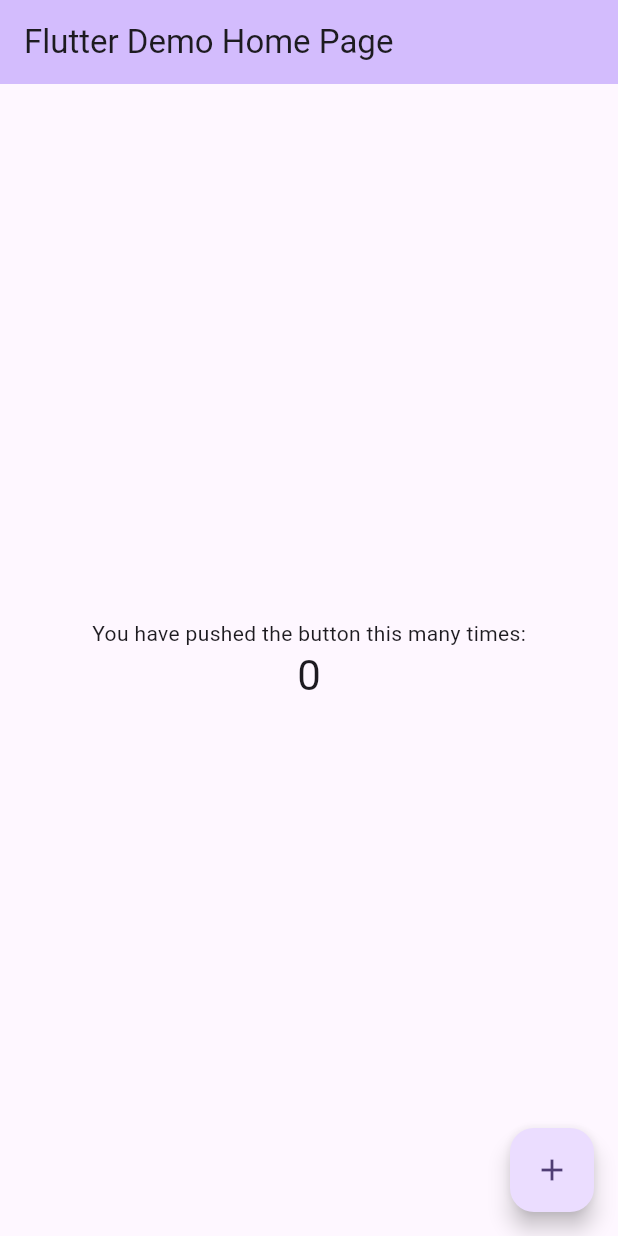
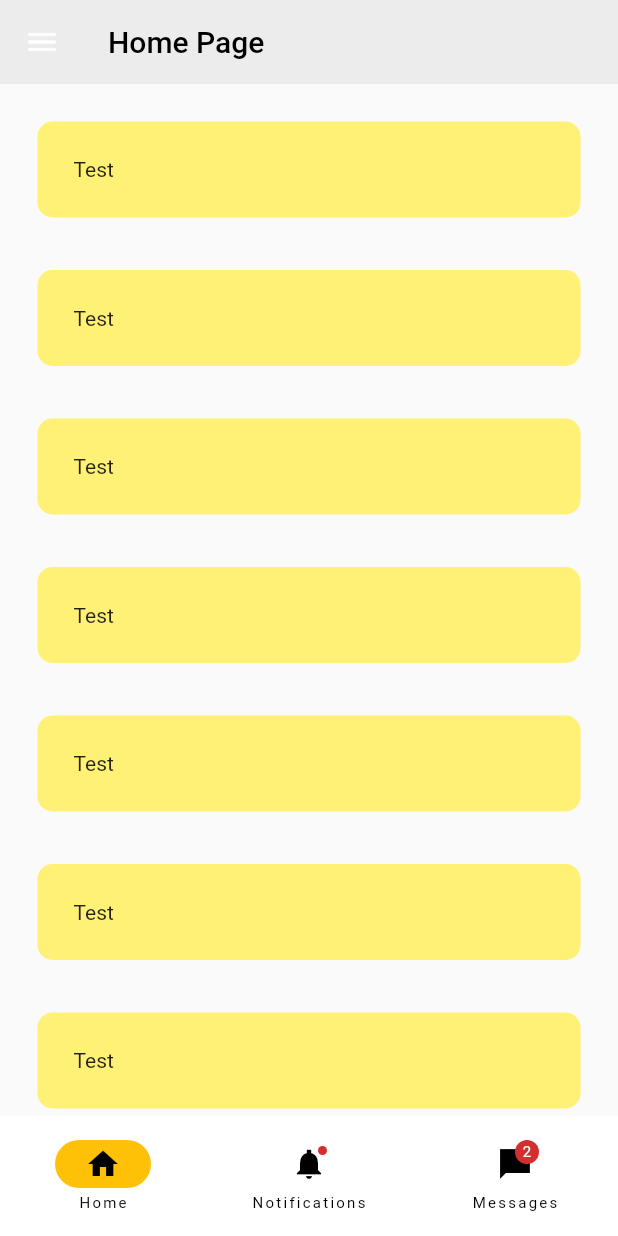
Before and after one commit to code-lucky/flutter_project, a Flutter app: the screen it shows after launch, on a phone screen of 412 x 824 dp. Run offline on Flutter 3.47's test engine with Material 3 defaults, Android fonts, the phone set to English and light mode, and no system bars; drawn by our look-alikes of flutter_slidable.

Commit message:
first commit

```diff
--- a/lib/main.dart
+++ b/lib/main.dart
@@ -1,4 +1,7 @@
 import 'package:flutter/material.dart';
+import 'pages/home_page.dart';
+import 'pages/notifications.dart';
+import 'pages/message.dart';
 
 void main() {
   runApp(const MyApp());
@@ -6,120 +9,66 @@ void main() {
 
 class MyApp extends StatelessWidget {
   const MyApp({super.key});
-
-  // This widget is the root of your application.
   @override
   Widget build(BuildContext context) {
     return MaterialApp(
-      title: 'Flutter Demo',
+      debugShowCheckedModeBanner: false,
       theme: ThemeData(
-        // This is the theme of your application.
-        //
-        // TRY THIS: Try running your application with "flutter run". You'll see
-        // the application has a purple toolbar. Then, without quitting the app,
-        // try changing the seedColor in the colorScheme below to Colors.green
-        // and then invoke "hot reload" (save your changes or press the "hot
-        // reload" button in a Flutter-supported IDE, or press "r" if you used
-        // the command line to start the app).
-        //
-        // Notice that the counter didn't reset back to zero; the application
-        // state is not lost during the reload. To reset the state, use hot
-        // restart instead.
-        //
-        // This works for code too, not just values: Most code changes can be
-        // tested with just a hot reload.
-        colorScheme: ColorScheme.fromSeed(seedColor: Colors.deepPurple),
-        useMaterial3: true,
+        // colorSchemeSeed: Color.fromARGB(255, 0, 255, 76),
+        useMaterial3: false,
       ),
-      home: const MyHomePage(title: 'Flutter Demo Home Page'),
+      home: const Navigation(),
     );
   }
 }
 
-class MyHomePage extends StatefulWidget {
-  const MyHomePage({super.key, required this.title});
-
-  // This widget is the home page of your application. It is stateful, meaning
-  // that it has a State object (defined below) that contains fields that affect
-  // how it looks.
-
-  // This class is the configuration for the state. It holds the values (in this
-  // case the title) provided by the parent (in this case the App widget) and
-  // used by the build method of the State. Fields in a Widget subclass are
-  // always marked "final".
-
-  final String title;
+class Navigation extends StatefulWidget {
+  const Navigation({super.key});
 
   @override
-  State<MyHomePage> createState() => _MyHomePageState();
+  State<Navigation> createState() => _NavigationState();
 }
 
-class _MyHomePageState extends State<MyHomePage> {
-  int _counter = 0;
-
-  void _incrementCounter() {
-    setState(() {
-      // This call to setState tells the Flutter framework that something has
-      // changed in this State, which causes it to rerun the build method below
-      // so that the display can reflect the updated values. If we changed
-      // _counter without calling setState(), then the build method would not be
-      // called again, and so nothing would appear to happen.
-      _counter++;
-    });
-  }
+class _NavigationState extends State<Navigation> {
+  int currentPageIndex = 0;
 
   @override
   Widget build(BuildContext context) {
-    // This method is rerun every time setState is called, for instance as done
-    // by the _incrementCounter method above.
-    //
-    // The Flutter framework has been optimized to make rerunning build methods
-    // fast, so that you can just rebuild anything that needs updating rather
-    // than having to individually change instances of widgets.
+    final ThemeData theme = Theme.of(context);
     return Scaffold(
-      appBar: AppBar(
-        // TRY THIS: Try changing the color here to a specific color (to
-        // Colors.amber, perhaps?) and trigger a hot reload to see the AppBar
-        // change color while the other colors stay the same.
-        backgroundColor: Theme.of(context).colorScheme.inversePrimary,
-        // Here we take the value from the MyHomePage object that was created by
-        // the App.build method, and use it to set our appbar title.
-        title: Text(widget.title),
+      bottomNavigationBar: NavigationBar(
+        onDestinationSelected: (int index) {
+          setState(() {
+            currentPageIndex = index;
+          });
+        },
+        backgroundColor: Colors.white,
+        indicatorColor: Colors.amber,
+        selectedIndex: currentPageIndex,
+        destinations: const <Widget>[
+          NavigationDestination(
+            selectedIcon: Icon(Icons.home),
+            icon: Icon(Icons.home_outlined),
+            label: 'Home',
+          ),
+          NavigationDestination(
+            icon: Badge(child: Icon(Icons.notifications_sharp)),
+            label: 'Notifications',
+          ),
+          NavigationDestination(
+            icon: Badge(
+              label: Text('2'),
+              child: Icon(Icons.messenger_sharp),
+            ),
+            label: 'Messages',
+          ),
+        ],
       ),
-      body: Center(
-        // Center is a layout widget. It takes a single child and positions it
-        // in the middle of the parent.
-        child: Column(
-          // Column is also a layout widget. It takes a list of children and
-          // arranges them vertically. By default, it sizes itself to fit its
-          // children horizontally, and tries to be as tall as its parent.
-          //
-          // Column has various properties to control how it sizes itself and
-          // how it positions its children. Here we use mainAxisAlignment to
-          // center the children vertically; the main axis here is the vertical
-          // axis because Columns are vertical (the cross axis would be
-          // horizontal).
-          //
-          // TRY THIS: Invoke "debug painting" (choose the "Toggle Debug Paint"
-          // action in the IDE, or press "p" in the console), to see the
-          // wireframe for each widget.
-          mainAxisAlignment: MainAxisAlignment.center,
-          children: <Widget>[
-            const Text(
-              'You have pushed the button this many times:',
-            ),
-            Text(
-              '$_counter',
-              style: Theme.of(context).textTheme.headlineMedium,
-            ),
-          ],
-        ),
-      ),
-      floatingActionButton: FloatingActionButton(
-        onPressed: _incrementCounter,
-        tooltip: 'Increment',
-        child: const Icon(Icons.add),
-      ), // This trailing comma makes auto-formatting nicer for build methods.
+      body: <Widget>[
+        HomePage(),
+        Notifications(),
+        Messages(),
+      ][currentPageIndex],
     );
   }
 }
--- /dev/null
+++ b/lib/pages/home_page.dart
@@ -0,0 +1,37 @@
+import 'package:flutter/material.dart';
+import 'package:flutter_project/utils/tile.dart';
+
+class HomePage extends StatefulWidget {
+  const HomePage({super.key});
+
+  @override
+  State<HomePage> createState() => _HomePageState();
+}
+
+class _HomePageState extends State<HomePage> {
+  @override
+  Widget build(BuildContext context) {
+    return Scaffold(
+      appBar: AppBar(
+        backgroundColor: Color.fromARGB(255, 236, 236, 236),
+        elevation: 0,
+        // scrolledUnderElevation: 0,
+        title: const Text(
+          "Home Page",
+          style: TextStyle(
+            color: Colors.black
+          ),
+        ),
+      ),
+      drawer: Drawer(),
+      body: ListView.builder(
+        itemCount: 10,
+        itemBuilder: (context, index) {
+          return Tile();
+        },
+      ),
+    );
+  }
+}
+
+// TopBar(title: "Home Page")
--- /dev/null
+++ b/lib/pages/message.dart
@@ -0,0 +1,27 @@
+import 'package:flutter/material.dart';
+
+class Messages extends StatefulWidget {
+  const Messages({super.key});
+
+  @override
+  State<Messages> createState() => _MessagesState();
+}
+
+class _MessagesState extends State<Messages> {
+  @override
+  Widget build(BuildContext context) {
+    return Scaffold(
+      appBar: AppBar(
+        backgroundColor: Color.fromARGB(255, 236, 236, 236),
+        scrolledUnderElevation: 0,
+        elevation: 0,
+        title: const Text(
+          "Messages",
+          style: TextStyle(
+            color: Colors.black
+          ),
+        ),
+      ),
+    );
+  }
+}
--- /dev/null
+++ b/lib/pages/notifications.dart
@@ -0,0 +1,27 @@
+import 'package:flutter/material.dart';
+
+class Notifications extends StatefulWidget {
+  const Notifications({super.key});
+
+  @override
+  State<Notifications> createState() => _NotificationsState();
+}
+
+class _NotificationsState extends State<Notifications> {
+  @override
+  Widget build(BuildContext context) {
+    return Scaffold(
+      appBar: AppBar(
+        backgroundColor: Color.fromARGB(255, 236, 236, 236),
+        scrolledUnderElevation: 0,
+        elevation: 0,
+        title: const Text(
+          "Notifications",
+          style: TextStyle(
+            color: Colors.black
+          ),
+        ),
+      ),
+    );
+  }
+}
--- /dev/null
+++ b/lib/utils/tile.dart
@@ -0,0 +1,34 @@
+import 'package:flutter/material.dart';
+import 'package:flutter_slidable/flutter_slidable.dart';
+
+class Tile extends StatelessWidget {
+  const Tile({super.key});
+
+  @override
+  Widget build(BuildContext context) {
+    return Padding(
+        padding: const EdgeInsets.only(left: 25.0, right: 25, top: 25, bottom: 10),
+        child: Slidable(
+          endActionPane: ActionPane(
+            motion: const StretchMotion(),
+            children: [
+              SlidableAction(
+                onPressed: (context) => {},
+                icon: Icons.delete,
+                backgroundColor: Colors.red.shade300,
+                borderRadius: BorderRadius.circular(12),
+              )
+            ],
+          ),
+          child: Container(
+              padding: const EdgeInsets.all(24.0),
+              decoration: BoxDecoration(
+                color: Colors.yellow[300],
+                borderRadius: BorderRadius.circular(10),
+              ),
+              child: const Row(children: [
+                Text("Test"),
+              ])),
+        ));
+  }
+}
--- a/pubspec.yaml
+++ b/pubspec.yaml
@@ -30,7 +30,7 @@ environment:
 dependencies:
   flutter:
     sdk: flutter
-
+  flutter_slidable: ^1.2.0
 
   # The following adds the Cupertino Icons font to your application.
   # Use with the CupertinoIcons class for iOS style icons.
```
Also changed, not shown: lib/utils/top_bar.dart (added, +28 -0 lines), pubspec.lock (added), 8 other files.
